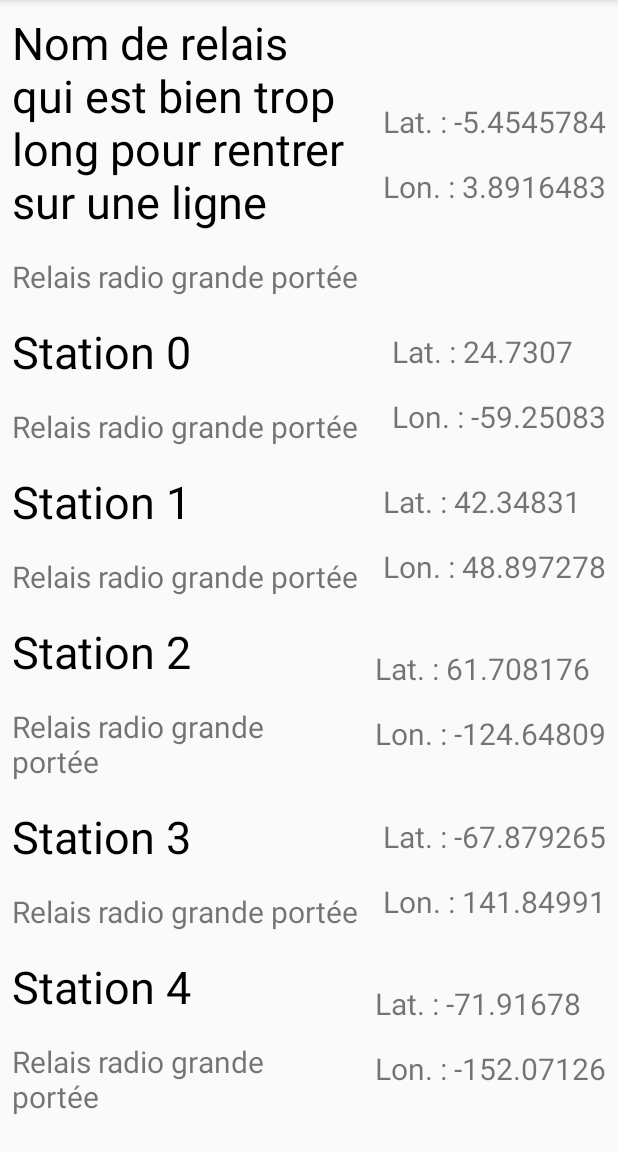
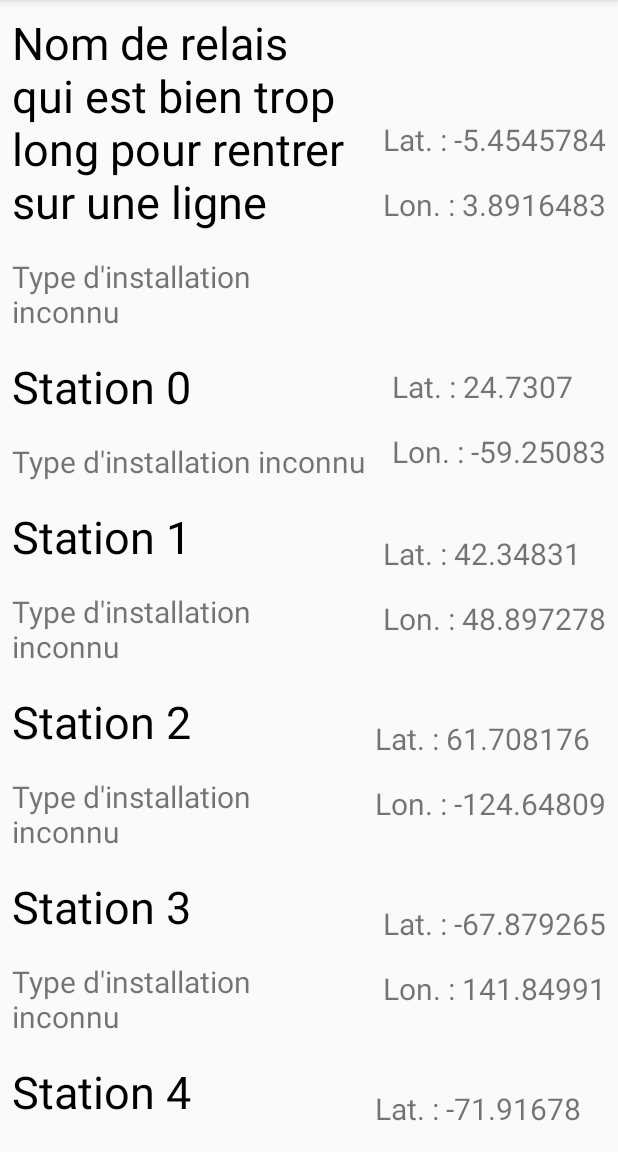
Before and after one commit to Random-nii-chan/chaldeas, an Android app: the screen it shows after launch (MainActivity), on a phone screen of 412 x 824 dp, the part 84-1236 px from its top. Run offline under Robolectric (Android 15) with nearby library versions, the phone set to English and light mode, and no system bars; our stand-ins replace navigation-ui.

Commit message:
ajout de nouveaux modèles

```diff
--- a/app/src/main/java/fr/spc/leosoliveres/chaldeas/adapter/SitesAdapter.kt
+++ b/app/src/main/java/fr/spc/leosoliveres/chaldeas/adapter/SitesAdapter.kt
@@ -31,11 +31,10 @@ class SitesAdapter(private val sites: ArrayList<Site>) : RecyclerView.Adapter<Si
 
 	override fun getItemCount(): Int = sites.size
 
-	class ViewHolder(itemView:View) : RecyclerView.ViewHolder(itemView) {
+	class ViewHolder(itemView: View) : RecyclerView.ViewHolder(itemView) {
 		val nomSite: TextView = itemView.findViewById(R.id.nomSite)
 		val typeSite: TextView = itemView.findViewById(R.id.typeSite)
 		val latitude: TextView = itemView.findViewById(R.id.latitude)
 		val longitude: TextView = itemView.findViewById(R.id.longitude)
 	}
-
 }
--- /dev/null
+++ b/app/src/main/java/fr/spc/leosoliveres/chaldeas/model/Agent.kt
@@ -0,0 +1,6 @@
+package fr.spc.leosoliveres.chaldeas.model
+
+class Agent(_nom: String, _prenom: String) {
+	private var nom:String = _nom
+	private var prenom:String = _prenom
+}
--- a/app/src/main/java/fr/spc/leosoliveres/chaldeas/model/Site.kt
+++ b/app/src/main/java/fr/spc/leosoliveres/chaldeas/model/Site.kt
@@ -1,31 +1,20 @@
 package fr.spc.leosoliveres.chaldeas.model
 
-open class Site {
-    var nom:String
-    var latitude:Float
-    var longitude:Float
-    var energie:String
-    var acces:String
-    var proprietaire:String
-    var type:String
+open class Site(
+    _nom: String,
+    _latitude: Float,
+    _longitude: Float,
+    _energie: String = "Non renseigné",
+    _acces: String = "Non renseigné",
+    _proprietaire: String = "Non renseigné",
+    _type: String = "Type d'installation inconnu"
+) {
+    var nom:String = _nom
+    var latitude:Float = _latitude
+    var longitude:Float = _longitude
+    var energie:String = _energie
+    var acces:String = _acces
+    var proprietaire:String = _proprietaire
+    var type:String = _type
 
-    set(value){
-        field = value
-    }
-
-    constructor(_nom:String,
-                _latitude:Float,
-                _longitude:Float,
-                _energie:String="Non renseigné",
-                _acces:String="Non renseigné",
-                _proprietaire:String="Non renseigné",
-                _type:String="Type d'installation inconnu") {
-        nom = _nom
-        latitude = _latitude
-        longitude = _longitude
-        energie = _energie
-        acces = _acces
-        proprietaire = _proprietaire
-        type = _type
-    }
 }
--- a/app/src/main/java/fr/spc/leosoliveres/chaldeas/ui/MainActivity.kt
+++ b/app/src/main/java/fr/spc/leosoliveres/chaldeas/ui/MainActivity.kt
@@ -2,6 +2,7 @@ package fr.spc.leosoliveres.chaldeas.ui
 
 import androidx.appcompat.app.AppCompatActivity
 import android.os.Bundle
+import androidx.navigation.ui.AppBarConfiguration
 import androidx.recyclerview.widget.LinearLayoutManager
 import fr.spc.leosoliveres.chaldeas.R
 import fr.spc.leosoliveres.chaldeas.adapter.SitesAdapter
@@ -13,5 +14,6 @@ class MainActivity : AppCompatActivity() {
 	override fun onCreate(savedInstanceState: Bundle?) {
 		super.onCreate(savedInstanceState)
 		setContentView(R.layout.activity_main)
+
 	}
 }
--- a/app/src/main/java/fr/spc/leosoliveres/chaldeas/ui/fragment/SiteListFragment.kt
+++ b/app/src/main/java/fr/spc/leosoliveres/chaldeas/ui/fragment/SiteListFragment.kt
@@ -5,6 +5,7 @@ import androidx.fragment.app.Fragment
 import android.view.LayoutInflater
 import android.view.View
 import android.view.ViewGroup
+import androidx.navigation.findNavController
 import androidx.recyclerview.widget.LinearLayoutManager
 
 import fr.spc.leosoliveres.chaldeas.R
@@ -25,13 +26,11 @@ class SiteListFragment : Fragment(R.layout.site_list_fragment) {
 	override fun onActivityCreated(savedInstanceState: Bundle?) {
 		super.onActivityCreated(savedInstanceState)
 
-
 		siteRecyclerView.layoutManager = LinearLayoutManager(activity)
 		siteRecyclerView.adapter = SitesAdapter(initVariables(20))
 	}
 
 	private fun initVariables(count:Int):ArrayList<Site>{
-		//...
 		val sites : ArrayList<Site> = ArrayList()
 
 		sites.add(Site("Nom de relais qui est bien trop long pour rentrer sur une ligne",-5.45457856f,3.89164832f))
--- a/app/src/main/res/layout/activity_main.xml
+++ b/app/src/main/res/layout/activity_main.xml
@@ -1,9 +1,12 @@
 <?xml version="1.0" encoding="utf-8"?>
-<androidx.constraintlayout.widget.ConstraintLayout xmlns:android="http://schemas.android.com/apk/res/android"
+<androidx.drawerlayout.widget.DrawerLayout
+    xmlns:android="http://schemas.android.com/apk/res/android"
     xmlns:app="http://schemas.android.com/apk/res-auto"
     xmlns:tools="http://schemas.android.com/tools"
+    android:id="@+id/drawer_layout"
     android:layout_width="match_parent"
     android:layout_height="match_parent"
+    android:fitsSystemWindows="true"
     tools:context=".ui.MainActivity">
 
     <fragment
@@ -14,4 +17,11 @@
         android:layout_width="match_parent"
         android:layout_height="match_parent"/>
 
-</androidx.constraintlayout.widget.ConstraintLayout>
+    <com.google.android.material.navigation.NavigationView
+        android:id="@+id/nav_view"
+        android:fitsSystemWindows="true"
+        android:layout_gravity="start"
+        android:layout_width="wrap_content"
+        android:layout_height="match_parent"/>
+
+</androidx.drawerlayout.widget.DrawerLayout>
```
Also changed, not shown: app/build.gradle (+8 -5 lines), app/src/main/java/fr/spc/leosoliveres/chaldeas/model/Intervention.kt (added, +16 -0 lines), app/src/main/java/fr/spc/leosoliveres/chaldeas/model/Station.kt (deleted, +0 -7 lines), app/src/main/res/drawable/googlemaps.png (deleted).
